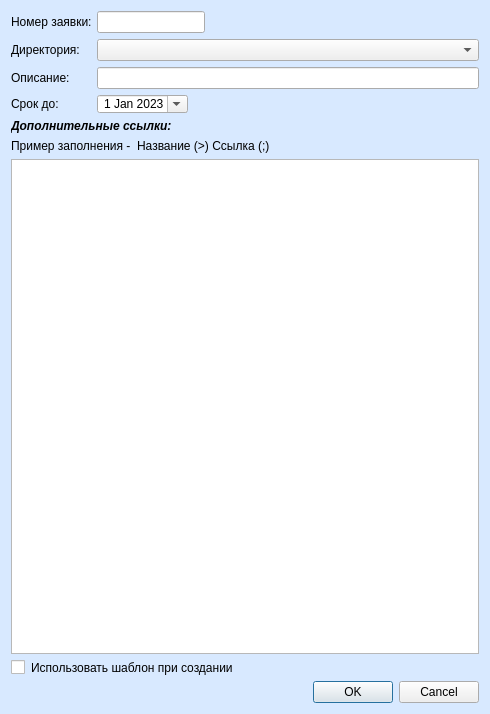
Before: the Qt Designer form ui_task.ui in ShiragG/TaskManager, drawn with Qt 5.
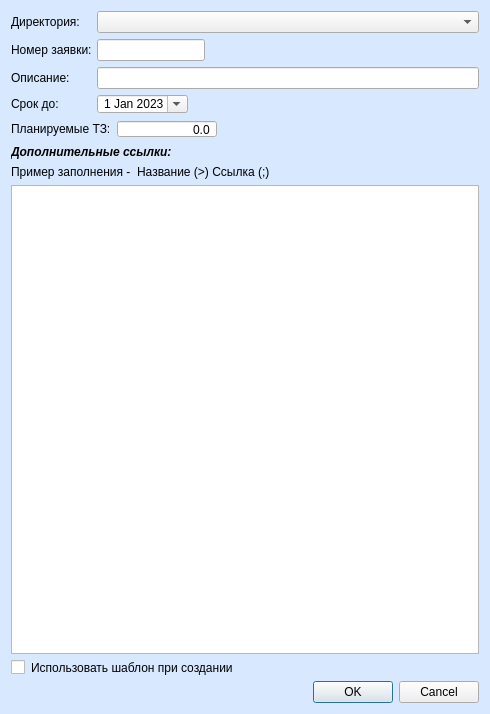
After: the same form once the commit is applied. Icons and pictures are not drawn.

```diff
--- a/ui_task.ui
+++ b/ui_task.ui
@@ -31,6 +31,32 @@
 </string>
   </property>
   <layout class="QVBoxLayout" name="verticalLayout">
+   <item>
+    <layout class="QHBoxLayout" name="horizontalLayout_5">
+     <item>
+      <widget class="QLabel" name="label_task_description_2">
+       <property name="minimumSize">
+        <size>
+         <width>80</width>
+         <height>0</height>
+        </size>
+       </property>
+       <property name="maximumSize">
+        <size>
+         <width>80</width>
+         <height>16777215</height>
+        </size>
+       </property>
+       <property name="text">
+        <string>Директория:</string>
+       </property>
+      </widget>
+     </item>
+     <item>
+      <widget class="QComboBox" name="dir_name"/>
+     </item>
+    </layout>
+   </item>
    <item>
     <layout class="QHBoxLayout" name="horizontalLayout">
      <item>
@@ -70,32 +96,6 @@
      </item>
     </layout>
    </item>
-   <item>
-    <layout class="QHBoxLayout" name="horizontalLayout_5">
-     <item>
-      <widget class="QLabel" name="label_task_description_2">
-       <property name="minimumSize">
-        <size>
-         <width>80</width>
-         <height>0</height>
-        </size>
-       </property>
-       <property name="maximumSize">
-        <size>
-         <width>80</width>
-         <height>16777215</height>
-        </size>
-       </property>
-       <property name="text">
-        <string>Директория:</string>
-       </property>
-      </widget>
-     </item>
-     <item>
-      <widget class="QComboBox" name="dir_name"/>
-     </item>
-    </layout>
-   </item>
    <item>
     <layout class="QHBoxLayout" name="horizontalLayout_3">
      <item>
@@ -193,6 +193,55 @@
      </item>
     </layout>
    </item>
+   <item>
+    <layout class="QHBoxLayout" name="horizontalLayout_2">
+     <item>
+      <widget class="QLabel" name="label_my_plane_labor_costs">
+       <property name="text">
+        <string>Планируемые ТЗ:</string>
+       </property>
+      </widget>
+     </item>
+     <item>
+      <widget class="QDoubleSpinBox" name="my_plane_labor_costs">
+       <property name="minimumSize">
+        <size>
+         <width>100</width>
+         <height>0</height>
+        </size>
+       </property>
+       <property name="alignment">
+        <set>Qt::AlignRight|Qt::AlignTrailing|Qt::AlignVCenter</set>
+       </property>
+       <property name="buttonSymbols">
+        <enum>QAbstractSpinBox::NoButtons</enum>
+       </property>
+       <property name="keyboardTracking">
+        <bool>false</bool>
+       </property>
+       <property name="decimals">
+        <number>1</number>
+       </property>
+       <property name="maximum">
+        <double>99999999.000000000000000</double>
+       </property>
+      </widget>
+     </item>
+     <item>
+      <spacer name="horizontalSpacer">
+       <property name="orientation">
+        <enum>Qt::Horizontal</enum>
+       </property>
+       <property name="sizeHint" stdset="0">
+        <size>
+         <width>40</width>
+         <height>20</height>
+        </size>
+       </property>
+      </spacer>
+     </item>
+    </layout>
+   </item>
    <item>
     <widget class="QLabel" name="label_ref">
      <property name="font">
```
Left out of the diff: 6 changed lines with no effect on the pictures.
